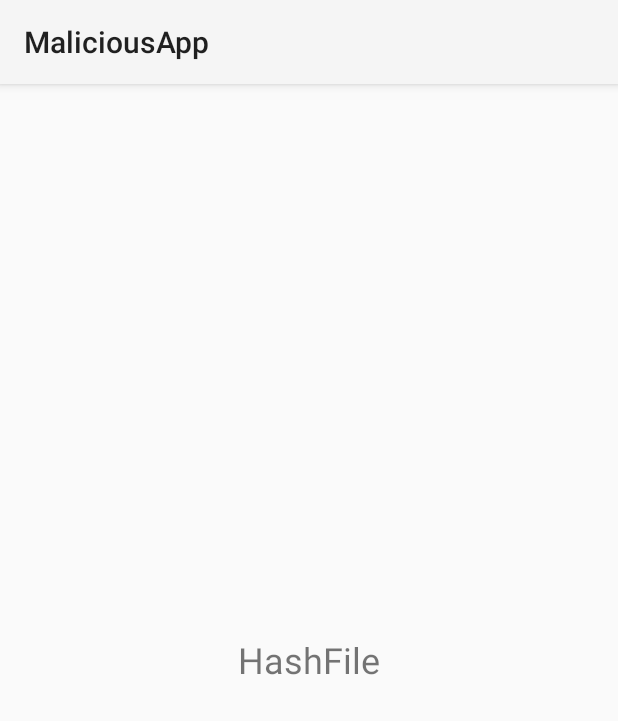
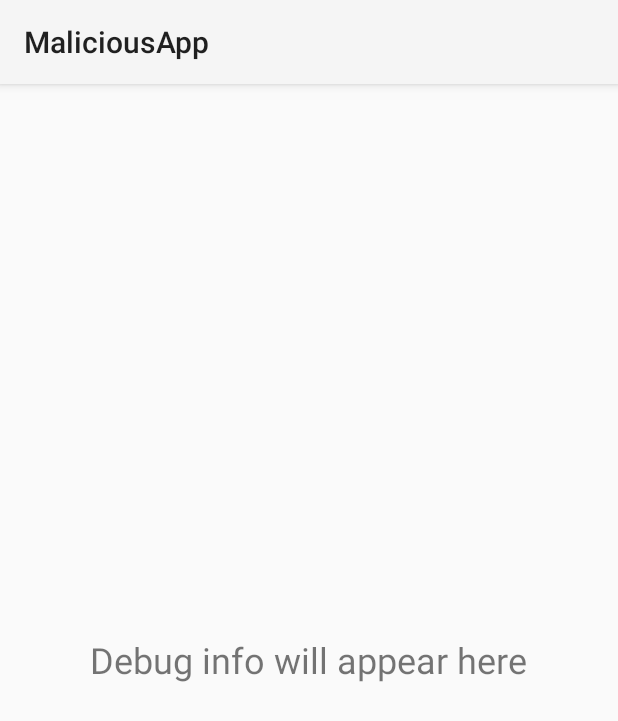
Before and after one commit to alberto-lazari/mobile-security-challenges, an Android app: the HashFile screen opened directly, with no data from a screen before it, on a phone screen of 412 x 824 dp. Shown: the top 721 px of the screen. Run offline under Robolectric (Android 15) with nearby library versions, the phone set to English and light mode, and no system bars; libraries missing offline, so code that uses them is left out: org.bouncycastle.util.

Commit message:
Specify debug info

```diff
--- a/01-filehasher/MaliciousApp/app/src/main/res/layout/hash_file.xml
+++ b/01-filehasher/MaliciousApp/app/src/main/res/layout/hash_file.xml
@@ -5,9 +5,9 @@
     android:gravity="center">
 
     <TextView
-        android:id="@+id/text"
+        android:id="@+id/debug_text"
         android:layout_width="wrap_content"
         android:layout_height="wrap_content"
-        android:text="HashFile"
+        android:text="Debug info will appear here"
         android:textSize="24sp" />
 </RelativeLayout>
```
